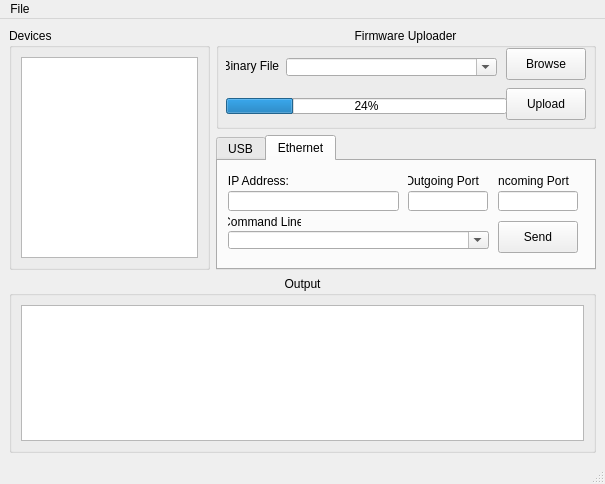
makingthings/makecontroller, file mchelper/branches/multiboard_support/mchelper.ui: the form before one commit.
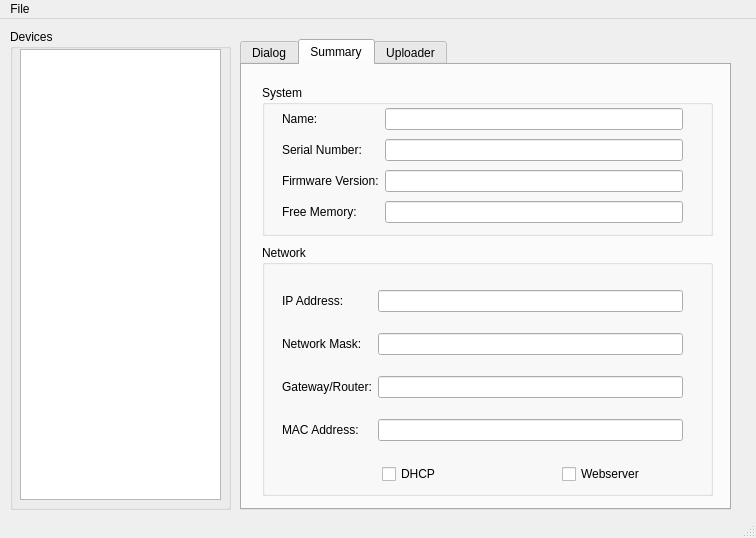
The form after the commit. The open tabs and pages were chosen to show the change.

Commit message: - samba board scanning mechanism included (doesn't detect samba board removal) - new UI (just for starters)

```diff
--- a/mchelper/branches/multiboard_support/mchelper.ui
+++ b/mchelper/branches/multiboard_support/mchelper.ui
@@ -5,8 +5,8 @@
    <rect>
     <x>0</x>
     <y>0</y>
-    <width>605</width>
-    <height>484</height>
+    <width>756</width>
+    <height>538</height>
    </rect>
   </property>
   <property name="sizePolicy" >
@@ -21,79 +21,73 @@
    <string>Make Controller Helper</string>
   </property>
   <widget class="QWidget" name="centralwidget" >
-   <layout class="QVBoxLayout" >
-    <property name="margin" >
-     <number>9</number>
+   <widget class="QGroupBox" name="groupBoxDevices" >
+    <property name="geometry" >
+     <rect>
+      <x>10</x>
+      <y>10</y>
+      <width>221</width>
+      <height>481</height>
+     </rect>
     </property>
-    <property name="spacing" >
-     <number>6</number>
+    <property name="sizePolicy" >
+     <sizepolicy>
+      <hsizetype>7</hsizetype>
+      <vsizetype>7</vsizetype>
+      <horstretch>0</horstretch>
+      <verstretch>0</verstretch>
+     </sizepolicy>
     </property>
-    <item>
-     <layout class="QGridLayout" >
-      <property name="margin" >
-       <number>0</number>
-      </property>
-      <property name="spacing" >
-       <number>6</number>
-      </property>
-      <item row="1" column="1" >
-       <widget class="QTabWidget" name="tabWidget" >
         <property name="minimumSize" >
          <size>
-          <width>380</width>
-          <height>135</height>
-         </size>
-        </property>
-        <property name="maximumSize" >
-         <size>
-          <width>380</width>
-          <height>135</height>
-         </size>
+      <width>160</width>
+      <height>0</height>
+     </size>
+    </property>
+    <property name="title" >
+     <string>Devices</string>
+    </property>
+    <widget class="QListView" name="listViewDevices" >
+     <property name="geometry" >
+      <rect>
+       <x>10</x>
+       <y>20</y>
+       <width>201</width>
+       <height>451</height>
+      </rect>
+     </property>
+     <property name="sizePolicy" >
+      <sizepolicy>
+       <hsizetype>7</hsizetype>
+       <vsizetype>7</vsizetype>
+       <horstretch>0</horstretch>
+       <verstretch>0</verstretch>
+      </sizepolicy>
+     </property>
+     <property name="focusPolicy" >
+      <enum>Qt::NoFocus</enum>
+     </property>
+    </widget>
+   </widget>
+   <widget class="QTabWidget" name="tabWidget_2" >
+    <property name="geometry" >
+     <rect>
+      <x>240</x>
+      <y>20</y>
+      <width>491</width>
+      <height>471</height>
+     </rect>
+    </property>
+    <property name="focusPolicy" >
+     <enum>Qt::NoFocus</enum>
         </property>
         <property name="currentIndex" >
-         <number>0</number>
-        </property>
-        <widget class="QWidget" name="usbTab" >
+     <number>2</number>
+    </property>
+    <widget class="QWidget" name="dialogTab" >
          <attribute name="title" >
-          <string>USB</string>
-         </attribute>
-         <attribute name="toolTip" >
-          <string>Send OSC commands to the Make Controller Kit via USB</string>
-         </attribute>
-         <widget class="QLabel" name="fileLabel_3" >
-          <property name="geometry" >
-           <rect>
-            <x>10</x>
-            <y>50</y>
-            <width>73</width>
-            <height>20</height>
-           </rect>
-          </property>
-          <property name="minimumSize" >
-           <size>
-            <width>0</width>
-            <height>0</height>
-           </size>
-          </property>
-          <property name="maximumSize" >
-           <size>
-            <width>16777215</width>
-            <height>16777215</height>
-           </size>
-          </property>
-          <property name="acceptDrops" >
-           <bool>false</bool>
-          </property>
-          <property name="text" >
-           <string>Command Line:</string>
-          </property>
-          <property name="alignment" >
-           <set>Qt::AlignCenter</set>
-          </property>
-          <property name="buddy" >
-           <cstring>commandLineUsb</cstring>
-          </property>
-         </widget>
+      <string>Dialog</string>
+     </attribute>
          <widget class="QComboBox" name="commandLineUsb" >
           <property name="geometry" >
            <rect>
@@ -129,281 +123,254 @@
           <property name="autoCompletionCaseSensitivity" >
            <enum>Qt::CaseSensitive</enum>
           </property>
-         </widget>
-         <widget class="QPushButton" name="sendButtonUsb" >
-          <property name="geometry" >
-           <rect>
-            <x>280</x>
-            <y>60</y>
-            <width>80</width>
-            <height>32</height>
-           </rect>
-          </property>
-          <property name="minimumSize" >
-           <size>
-            <width>80</width>
-            <height>32</height>
-           </size>
-          </property>
-          <property name="maximumSize" >
-           <size>
-            <width>80</width>
-            <height>32</height>
-           </size>
-          </property>
-          <property name="text" >
-           <string>Send</string>
-          </property>
-         </widget>
-        </widget>
-        <widget class="QWidget" name="udpTab" >
-         <attribute name="title" >
-          <string>Ethernet</string>
-         </attribute>
-         <widget class="QLabel" name="fileLabel_5" >
+      <property name="frame" >
+       <bool>true</bool>
+      </property>
+     </widget>
+     <widget class="QTextEdit" name="mainConsole" >
           <property name="geometry" >
            <rect>
             <x>10</x>
             <y>10</y>
-            <width>61</width>
-            <height>20</height>
-           </rect>
-          </property>
-          <property name="acceptDrops" >
-           <bool>false</bool>
-          </property>
+        <width>461</width>
+        <height>381</height>
+       </rect>
+      </property>
+      <property name="focusPolicy" >
+       <enum>Qt::NoFocus</enum>
+      </property>
+      <property name="lineWrapMode" >
+       <enum>QTextEdit::WidgetWidth</enum>
+      </property>
+      <property name="readOnly" >
+       <bool>true</bool>
+      </property>
+     </widget>
+    </widget>
+    <widget class="QWidget" name="inspectorTab" >
+     <attribute name="title" >
+      <string>Summary</string>
+     </attribute>
+     <widget class="QGroupBox" name="groupBox" >
+      <property name="geometry" >
+       <rect>
+        <x>20</x>
+        <y>20</y>
+        <width>451</width>
+        <height>151</height>
+       </rect>
+      </property>
+      <property name="title" >
+       <string>System</string>
+      </property>
+      <widget class="QWidget" name="gridLayout" >
+       <property name="geometry" >
+        <rect>
+         <x>20</x>
+         <y>20</y>
+         <width>401</width>
+         <height>121</height>
+        </rect>
+       </property>
+       <layout class="QGridLayout" >
+        <property name="margin" >
+         <number>0</number>
+        </property>
+        <property name="spacing" >
+         <number>6</number>
+        </property>
+        <item row="3" column="1" >
+         <widget class="QLineEdit" name="systemFreeMemory" >
+          <property name="focusPolicy" >
+           <enum>Qt::NoFocus</enum>
+          </property>
+          <property name="readOnly" >
+           <bool>true</bool>
+          </property>
+         </widget>
+        </item>
+        <item row="1" column="1" >
+         <widget class="QLineEdit" name="systemSerialNumber" />
+        </item>
+        <item row="0" column="1" >
+         <widget class="QLineEdit" name="systemName" />
+        </item>
+        <item row="2" column="1" >
+         <widget class="QLineEdit" name="systemFirmwareVersion" >
+          <property name="focusPolicy" >
+           <enum>Qt::NoFocus</enum>
+          </property>
+          <property name="readOnly" >
+           <bool>true</bool>
+          </property>
+         </widget>
+        </item>
+        <item row="0" column="0" >
+         <widget class="QLabel" name="label" >
+          <property name="text" >
+           <string>Name:</string>
+          </property>
+          <property name="buddy" >
+           <cstring>systemName</cstring>
+          </property>
+         </widget>
+        </item>
+        <item row="1" column="0" >
+         <widget class="QLabel" name="label_2" >
+          <property name="text" >
+           <string>Serial Number:</string>
+          </property>
+          <property name="buddy" >
+           <cstring>systemSerialNumber</cstring>
+          </property>
+         </widget>
+        </item>
+        <item row="2" column="0" >
+         <widget class="QLabel" name="label_3" >
+          <property name="text" >
+           <string>Firmware Version:</string>
+          </property>
+          <property name="buddy" >
+           <cstring>systemFirmwareVersion</cstring>
+          </property>
+         </widget>
+        </item>
+        <item row="3" column="0" >
+         <widget class="QLabel" name="label_4" >
+          <property name="text" >
+           <string>Free Memory:</string>
+          </property>
+          <property name="buddy" >
+           <cstring>systemFreeMemory</cstring>
+          </property>
+         </widget>
+        </item>
+       </layout>
+      </widget>
+     </widget>
+     <widget class="QGroupBox" name="groupBox_2" >
+      <property name="geometry" >
+       <rect>
+        <x>20</x>
+        <y>180</y>
+        <width>451</width>
+        <height>251</height>
+       </rect>
+      </property>
+      <property name="title" >
+       <string>Network</string>
+      </property>
+      <widget class="QWidget" name="gridLayout_2" >
+       <property name="geometry" >
+        <rect>
+         <x>20</x>
+         <y>30</y>
+         <width>401</width>
+         <height>181</height>
+        </rect>
+       </property>
+       <layout class="QGridLayout" >
+        <property name="margin" >
+         <number>0</number>
+        </property>
+        <property name="spacing" >
+         <number>6</number>
+        </property>
+        <item row="3" column="1" >
+         <widget class="QLineEdit" name="netMACLineEdit" />
+        </item>
+        <item row="0" column="1" >
+         <widget class="QLineEdit" name="netAddressLineEdit" />
+        </item>
+        <item row="2" column="1" >
+         <widget class="QLineEdit" name="netGatewayLineEdit" />
+        </item>
+        <item row="1" column="1" >
+         <widget class="QLineEdit" name="netMaskLineEdit" />
+        </item>
+        <item row="0" column="0" >
+         <widget class="QLabel" name="label_5" >
           <property name="text" >
            <string>IP Address:</string>
           </property>
-          <property name="alignment" >
-           <set>Qt::AlignCenter</set>
-          </property>
           <property name="buddy" >
            <cstring>textIPAddress</cstring>
           </property>
          </widget>
-         <widget class="QLabel" name="fileLabel_6" >
-          <property name="geometry" >
-           <rect>
-            <x>190</x>
-            <y>10</y>
-            <width>71</width>
-            <height>20</height>
-           </rect>
-          </property>
-          <property name="acceptDrops" >
-           <bool>false</bool>
-          </property>
+        </item>
+        <item row="1" column="0" >
+         <widget class="QLabel" name="label_6" >
           <property name="text" >
-           <string>Outgoing Port:</string>
+           <string>Network Mask:</string>
           </property>
-          <property name="alignment" >
-           <set>Qt::AlignCenter</set>
-          </property>
           <property name="buddy" >
            <cstring>textRemotePort</cstring>
           </property>
          </widget>
-         <widget class="QLabel" name="fileLabel_4" >
-          <property name="geometry" >
-           <rect>
-            <x>280</x>
-            <y>10</y>
-            <width>71</width>
-            <height>20</height>
-           </rect>
-          </property>
-          <property name="acceptDrops" >
-           <bool>false</bool>
-          </property>
+        </item>
+        <item row="2" column="0" >
+         <widget class="QLabel" name="label_7" >
           <property name="text" >
-           <string>Incoming Port:</string>
+           <string>Gateway/Router:</string>
           </property>
-          <property name="alignment" >
-           <set>Qt::AlignCenter</set>
-          </property>
           <property name="buddy" >
            <cstring>textLocalPort</cstring>
           </property>
          </widget>
-         <widget class="QLineEdit" name="textIPAddress" >
-          <property name="geometry" >
-           <rect>
-            <x>10</x>
-            <y>30</y>
-            <width>171</width>
-            <height>20</height>
-           </rect>
-          </property>
-          <property name="minimumSize" >
-           <size>
-            <width>121</width>
-            <height>0</height>
-           </size>
-          </property>
-          <property name="toolTip" >
-           <string comment="IP address of the board to talk to" >The IP address of the board to talk to.</string>
-          </property>
-         </widget>
-         <widget class="QLineEdit" name="textRemotePort" >
-          <property name="geometry" >
-           <rect>
-            <x>190</x>
-            <y>30</y>
-            <width>80</width>
-            <height>20</height>
-           </rect>
-          </property>
-          <property name="minimumSize" >
-           <size>
-            <width>80</width>
-            <height>0</height>
-           </size>
-          </property>
-          <property name="toolTip" >
-           <string>Send messages to the board on this port.</string>
-          </property>
-         </widget>
-         <widget class="QLineEdit" name="textLocalPort" >
-          <property name="geometry" >
-           <rect>
-            <x>280</x>
-            <y>30</y>
-            <width>80</width>
-            <height>20</height>
-           </rect>
-          </property>
-          <property name="minimumSize" >
-           <size>
-            <width>80</width>
-            <height>0</height>
-           </size>
-          </property>
-          <property name="toolTip" >
-           <string>Listen on this port for messages from the board.</string>
-          </property>
-         </widget>
-         <widget class="QLabel" name="fileLabel_2" >
-          <property name="geometry" >
-           <rect>
-            <x>10</x>
-            <y>50</y>
-            <width>73</width>
-            <height>21</height>
-           </rect>
-          </property>
-          <property name="acceptDrops" >
-           <bool>false</bool>
-          </property>
+        </item>
+        <item row="3" column="0" >
+         <widget class="QLabel" name="label_8" >
           <property name="text" >
-           <string>Command Line:</string>
+           <string>MAC Address:</string>
           </property>
-          <property name="alignment" >
-           <set>Qt::AlignCenter</set>
-          </property>
           <property name="buddy" >
-           <cstring>commandLineUsb</cstring>
-          </property>
-         </widget>
-         <widget class="QPushButton" name="sendButton" >
-          <property name="geometry" >
-           <rect>
-            <x>280</x>
-            <y>60</y>
-            <width>80</width>
-            <height>32</height>
-           </rect>
-          </property>
-          <property name="minimumSize" >
-           <size>
-            <width>80</width>
-            <height>32</height>
-           </size>
-          </property>
-          <property name="maximumSize" >
-           <size>
-            <width>80</width>
-            <height>32</height>
-           </size>
-          </property>
-          <property name="focusPolicy" >
-           <enum>Qt::NoFocus</enum>
-          </property>
-          <property name="toolTip" >
-           <string>Send OSC messages/bundles to the board.</string>
-          </property>
-          <property name="layoutDirection" >
-           <enum>Qt::RightToLeft</enum>
-          </property>
-          <property name="text" >
-           <string>Send</string>
-          </property>
-         </widget>
-         <widget class="QComboBox" name="commandLine" >
-          <property name="geometry" >
-           <rect>
-            <x>10</x>
-            <y>70</y>
-            <width>261</width>
-            <height>18</height>
-           </rect>
-          </property>
-          <property name="editable" >
-           <bool>true</bool>
-          </property>
-          <property name="insertPolicy" >
-           <enum>QComboBox::InsertAtTop</enum>
-          </property>
-          <property name="minimumContentsLength" >
-           <number>1</number>
-          </property>
-         </widget>
-        </widget>
-       </widget>
-      </item>
-      <item rowspan="2" row="0" column="0" >
-       <widget class="QGroupBox" name="groupBoxDevices" >
-        <property name="sizePolicy" >
-         <sizepolicy>
-          <hsizetype>7</hsizetype>
-          <vsizetype>7</vsizetype>
-          <horstretch>0</horstretch>
-          <verstretch>0</verstretch>
-         </sizepolicy>
-        </property>
-        <property name="minimumSize" >
-         <size>
-          <width>160</width>
-          <height>0</height>
-         </size>
-        </property>
-        <property name="title" >
-         <string>Devices</string>
-        </property>
-        <layout class="QGridLayout" >
-         <property name="margin" >
-          <number>9</number>
-         </property>
-         <property name="spacing" >
-          <number>6</number>
-         </property>
-         <item row="0" column="0" >
-          <widget class="QListView" name="listViewDevices" >
-           <property name="sizePolicy" >
-            <sizepolicy>
-             <hsizetype>7</hsizetype>
-             <vsizetype>7</vsizetype>
-             <horstretch>0</horstretch>
-             <verstretch>0</verstretch>
-            </sizepolicy>
+           <cstring>netMACLineEdit</cstring>
            </property>
           </widget>
          </item>
         </layout>
        </widget>
-      </item>
-      <item row="0" column="1" >
+      <widget class="QCheckBox" name="webserverCheckBox" >
+       <property name="geometry" >
+        <rect>
+         <x>300</x>
+         <y>220</y>
+         <width>81</width>
+         <height>18</height>
+        </rect>
+       </property>
+       <property name="text" >
+        <string>Webserver</string>
+       </property>
+      </widget>
+      <widget class="QCheckBox" name="dhcpCheckBox" >
+       <property name="geometry" >
+        <rect>
+         <x>120</x>
+         <y>220</y>
+         <width>71</width>
+         <height>18</height>
+        </rect>
+       </property>
+       <property name="text" >
+        <string>DHCP</string>
+       </property>
+      </widget>
+     </widget>
+    </widget>
+    <widget class="QWidget" name="uploaderTab" >
+     <attribute name="title" >
+      <string>Uploader</string>
+     </attribute>
        <widget class="QGroupBox" name="uploaderGroupBox" >
+      <property name="geometry" >
+       <rect>
+        <x>10</x>
+        <y>10</y>
+        <width>461</width>
+        <height>101</height>
+       </rect>
+      </property>
         <property name="minimumSize" >
          <size>
           <width>380</width>
@@ -412,8 +379,8 @@
         </property>
         <property name="maximumSize" >
          <size>
-          <width>380</width>
-          <height>101</height>
+        <width>16777215</width>
+        <height>16777215</height>
          </size>
         </property>
         <property name="title" >
@@ -449,7 +416,7 @@
           <rect>
            <x>70</x>
            <y>30</y>
-           <width>211</width>
+         <width>271</width>
            <height>18</height>
           </rect>
          </property>
@@ -463,68 +430,12 @@
           <number>1</number>
          </property>
         </widget>
-        <widget class="QPushButton" name="uploadButton" >
-         <property name="geometry" >
-          <rect>
-           <x>290</x>
-           <y>60</y>
-           <width>80</width>
-           <height>32</height>
-          </rect>
-         </property>
-         <property name="minimumSize" >
-          <size>
-           <width>80</width>
-           <height>32</height>
-          </size>
-         </property>
-         <property name="maximumSize" >
-          <size>
-           <width>80</width>
-           <height>32</height>
-          </size>
-         </property>
-         <property name="focusPolicy" >
-          <enum>Qt::NoFocus</enum>
-         </property>
-         <property name="text" >
-          <string>Upload</string>
-         </property>
-        </widget>
-        <widget class="QPushButton" name="fileSelectButton" >
-         <property name="geometry" >
-          <rect>
-           <x>290</x>
-           <y>20</y>
-           <width>80</width>
-           <height>32</height>
-          </rect>
-         </property>
-         <property name="minimumSize" >
-          <size>
-           <width>80</width>
-           <height>32</height>
-          </size>
-         </property>
-         <property name="maximumSize" >
-          <size>
-           <width>80</width>
-           <height>32</height>
-          </size>
-         </property>
-         <property name="focusPolicy" >
-          <enum>Qt::NoFocus</enum>
-         </property>
-         <property name="text" >
-          <string>Browse</string>
-         </property>
-        </widget>
         <widget class="QProgressBar" name="progressBar" >
          <property name="geometry" >
           <rect>
            <x>10</x>
            <y>70</y>
-           <width>281</width>
+         <width>341</width>
            <height>16</height>
           </rect>
          </property>
@@ -535,54 +446,72 @@
           <enum>Qt::Horizontal</enum>
          </property>
         </widget>
-       </widget>
-      </item>
-     </layout>
-    </item>
-    <item>
-     <widget class="QGroupBox" name="groupBox" >
-      <property name="sizePolicy" >
-       <sizepolicy>
-        <hsizetype>7</hsizetype>
-        <vsizetype>7</vsizetype>
-        <horstretch>0</horstretch>
-        <verstretch>0</verstretch>
-       </sizepolicy>
-      </property>
-      <property name="title" >
-       <string>Output</string>
-      </property>
-      <property name="alignment" >
-       <set>Qt::AlignHCenter</set>
-      </property>
-      <layout class="QGridLayout" >
-       <property name="margin" >
-        <number>9</number>
+      <widget class="QPushButton" name="fileSelectButton" >
+       <property name="geometry" >
+        <rect>
+         <x>370</x>
+         <y>20</y>
+         <width>80</width>
+         <height>32</height>
+        </rect>
+       </property>
+       <property name="minimumSize" >
+        <size>
+         <width>80</width>
+         <height>32</height>
+        </size>
+       </property>
+       <property name="maximumSize" >
+        <size>
+         <width>80</width>
+         <height>32</height>
+        </size>
+       </property>
+       <property name="focusPolicy" >
+        <enum>Qt::NoFocus</enum>
        </property>
-       <property name="spacing" >
-        <number>6</number>
+       <property name="text" >
+        <string>Browse</string>
        </property>
-       <item row="0" column="0" >
-        <widget class="QTextEdit" name="mainConsole" >
-         <property name="lineWrapMode" >
-          <enum>QTextEdit::WidgetWidth</enum>
-         </property>
-         <property name="readOnly" >
-          <bool>true</bool>
-         </property>
-        </widget>
-       </item>
-      </layout>
+      </widget>
+      <widget class="QPushButton" name="uploadButton" >
+       <property name="geometry" >
+        <rect>
+         <x>370</x>
+         <y>60</y>
+         <width>80</width>
+         <height>32</height>
+        </rect>
+       </property>
+       <property name="minimumSize" >
+        <size>
+         <width>80</width>
+         <height>32</height>
+        </size>
+       </property>
+       <property name="maximumSize" >
+        <size>
+         <width>80</width>
+         <height>32</height>
+        </size>
+       </property>
+       <property name="focusPolicy" >
+        <enum>Qt::NoFocus</enum>
+       </property>
+       <property name="text" >
+        <string>Upload</string>
+       </property>
+      </widget>
      </widget>
-    </item>
-   </layout>
+    </widget>
+   </widget>
   </widget>
   <widget class="QMenuBar" name="menubar" >
    <property name="geometry" >
     <rect>
      <x>0</x>
      <y>0</y>
-     <width>605</width>
+     <width>756</width>
      <height>21</height>
     </rect>
    </property>
```
Left out of the diff: 36 changed lines with no effect on the pictures. Lines whose indentation alone changed are shown as unchanged. The commit also changes 7 other files.
